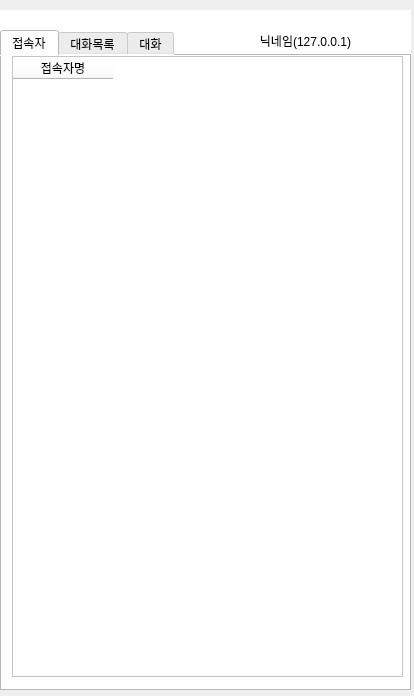
First picture: the form in main.ui, repository zze3312/project6, before the edit.
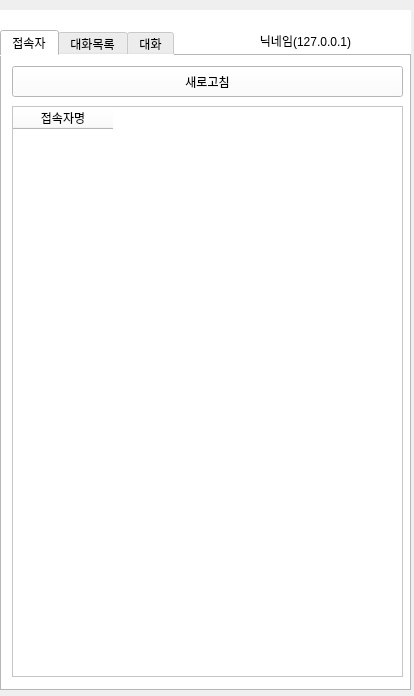
Second picture: the form after the edit. The open tabs and pages were chosen to show the change.

The edit to the form file:
```diff
--- a/main.ui
+++ b/main.ui
@@ -93,9 +93,9 @@
        <property name="geometry">
         <rect>
          <x>10</x>
-         <y>0</y>
+         <y>50</y>
          <width>391</width>
-         <height>621</height>
+         <height>571</height>
         </rect>
        </property>
        <column>
@@ -104,6 +104,19 @@
         </property>
        </column>
       </widget>
+      <widget class="QPushButton" name="reloadUserList">
+       <property name="geometry">
+        <rect>
+         <x>10</x>
+         <y>10</y>
+         <width>391</width>
+         <height>31</height>
+        </rect>
+       </property>
+       <property name="text">
+        <string>새로고침</string>
+       </property>
+      </widget>
      </widget>
      <widget class="QWidget" name="tab_2">
       <attribute name="title">
```
Left out of the diff: 2 changed lines with no effect on the pictures.
